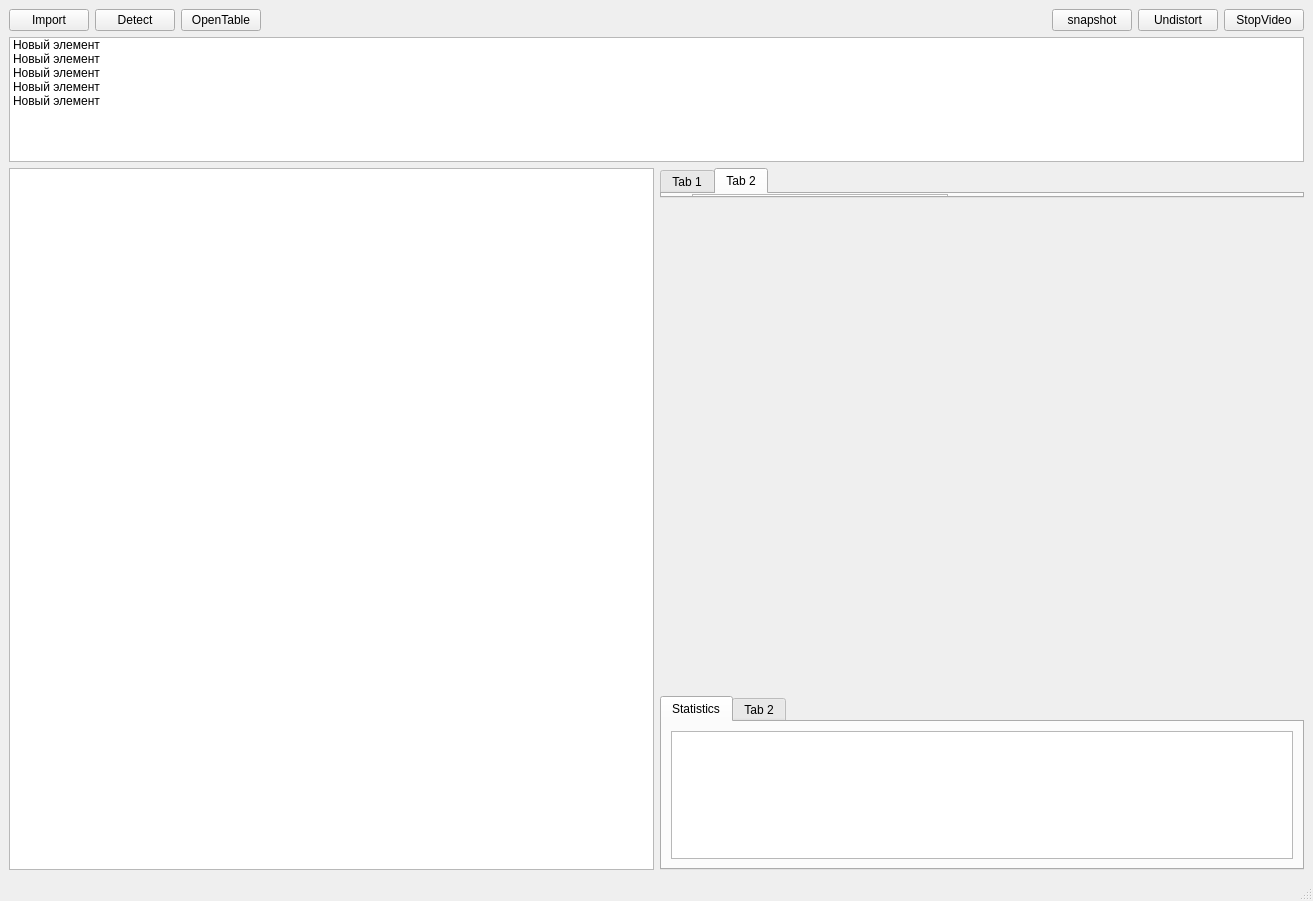
Qt form CameraCalibration/mainwindow.ui (VasilevIvanVladimirovich/Camera-calibration-With-OpenCV) before a commit.
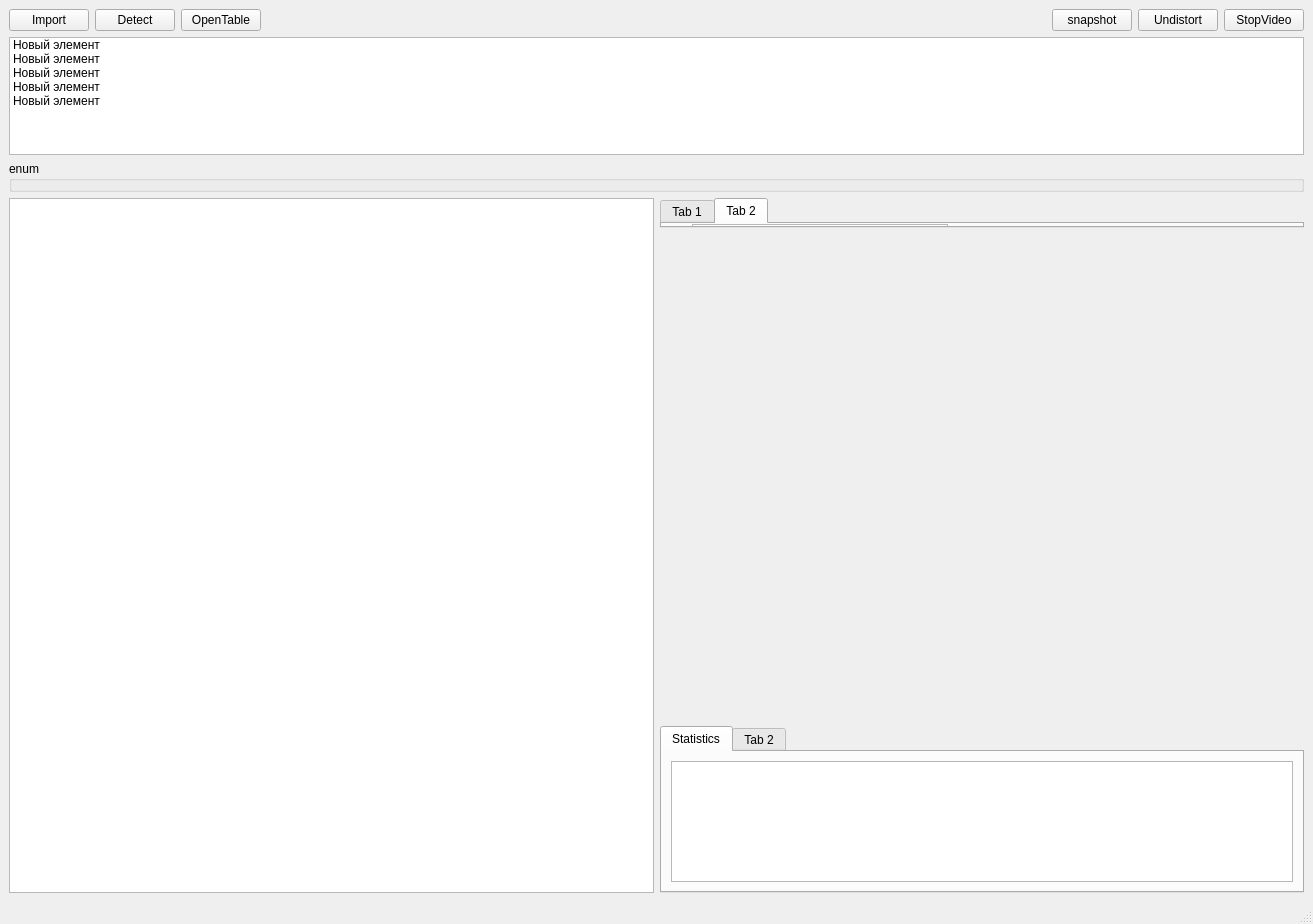
The same form after that commit.

```diff
--- a/CameraCalibration/mainwindow.ui
+++ b/CameraCalibration/mainwindow.ui
@@ -7,7 +7,7 @@
     <x>0</x>
     <y>0</y>
     <width>1313</width>
-    <height>901</height>
+    <height>924</height>
    </rect>
   </property>
   <property name="windowTitle">
@@ -123,6 +123,13 @@
       </item>
      </widget>
     </item>
+    <item>
+     <widget class="QGroupBox" name="groupBox">
+      <property name="title">
+       <string>enum</string>
+      </property>
+     </widget>
+    </item>
     <item>
      <layout class="QHBoxLayout" name="horizontalLayout_5">
       <item>
```
